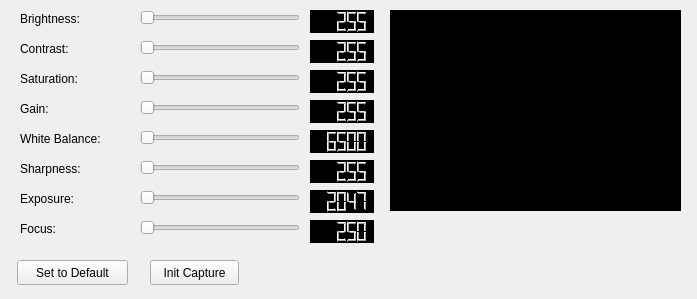
Above: video4linuxconfig.ui from mateus558/RinoBot-System before the change. Below: the same form after it.
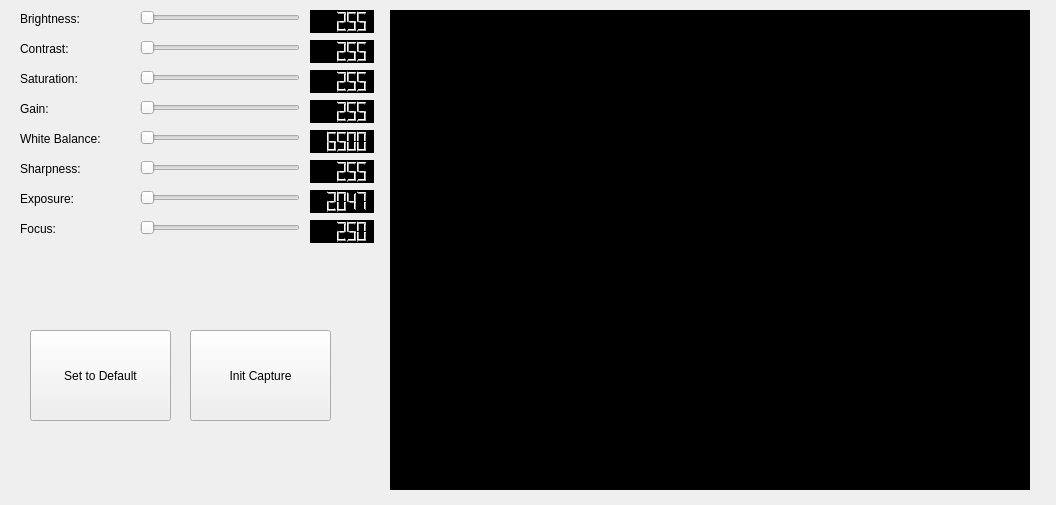
That is the form after the change.

Commit message: Interface de calibração da câmera implementada.

Patch:
```diff
--- a/video4linuxconfig.ui
+++ b/video4linuxconfig.ui
@@ -9,8 +9,8 @@
    <rect>
     <x>0</x>
     <y>0</y>
-    <width>697</width>
-    <height>299</height>
+    <width>1056</width>
+    <height>505</height>
    </rect>
   </property>
   <property name="windowTitle">
@@ -230,8 +230,8 @@
     <rect>
      <x>390</x>
      <y>10</y>
-     <width>291</width>
-     <height>201</height>
+     <width>640</width>
+     <height>480</height>
     </rect>
    </property>
    <property name="styleSheet">
@@ -356,10 +356,10 @@
   <widget class="QPushButton" name="setToDefault">
    <property name="geometry">
     <rect>
-     <x>17</x>
-     <y>260</y>
-     <width>111</width>
-     <height>25</height>
+     <x>30</x>
+     <y>330</y>
+     <width>141</width>
+     <height>91</height>
     </rect>
    </property>
    <property name="text">
@@ -369,10 +369,10 @@
   <widget class="QPushButton" name="pushButton_2">
    <property name="geometry">
     <rect>
-     <x>150</x>
-     <y>260</y>
-     <width>89</width>
-     <height>25</height>
+     <x>190</x>
+     <y>330</y>
+     <width>141</width>
+     <height>91</height>
     </rect>
    </property>
    <property name="text">
```
Left out of the diff: 2 changed lines with no effect on the pictures. The commit also changes 7 other files.
